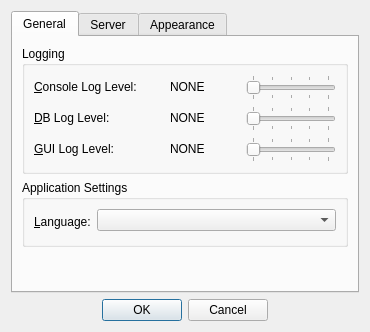
First picture: the form in client/dlgpreferences.ui, repository tbikfalvi/Belenus, before the edit.
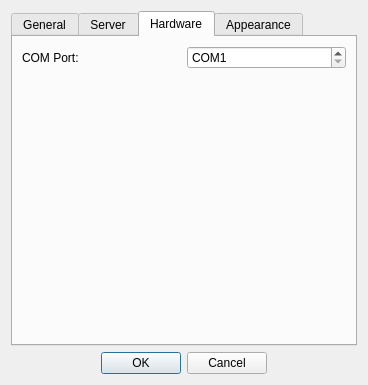
Second picture: the form after the edit. The open tabs and pages were chosen to show the change.

Commit message: Hozzaadtam a Preferences dialog-hoz a COM port, a Barcode Length es a Barcode Prefix beallitasokat.

Diff of the .ui file:
```diff
--- a/client/dlgpreferences.ui
+++ b/client/dlgpreferences.ui
@@ -9,8 +9,8 @@
    <rect>
     <x>0</x>
     <y>0</y>
-    <width>370</width>
-    <height>332</height>
+    <width>368</width>
+    <height>385</height>
    </rect>
   </property>
   <property name="windowTitle">
@@ -276,9 +276,6 @@
           <string>Application Settings</string>
          </property>
          <layout class="QFormLayout" name="formLayout">
-          <property name="fieldGrowthPolicy">
-           <enum>QFormLayout::AllNonFixedFieldsGrow</enum>
-          </property>
           <item row="0" column="0">
            <widget class="QLabel" name="lblAppLang">
             <property name="minimumSize">
@@ -364,6 +361,50 @@
        </item>
       </layout>
      </widget>
+     <widget class="QWidget" name="tab_Hardware">
+      <attribute name="title">
+       <string>Hardware</string>
+      </attribute>
+      <layout class="QVBoxLayout" name="verticalLayout_6">
+       <item>
+        <layout class="QHBoxLayout" name="horizontalLayout_3">
+         <item>
+          <widget class="QLabel" name="lblCOM">
+           <property name="text">
+            <string>COM Port:</string>
+           </property>
+          </widget>
+         </item>
+         <item>
+          <widget class="QSpinBox" name="spbCOM">
+           <property name="prefix">
+            <string>COM</string>
+           </property>
+           <property name="minimum">
+            <number>1</number>
+           </property>
+           <property name="maximum">
+            <number>16</number>
+           </property>
+          </widget>
+         </item>
+        </layout>
+       </item>
+       <item>
+        <spacer name="verticalSpacer_3">
+         <property name="orientation">
+          <enum>Qt::Vertical</enum>
+         </property>
+         <property name="sizeHint" stdset="0">
+          <size>
+           <width>20</width>
+           <height>245</height>
+          </size>
+         </property>
+        </spacer>
+       </item>
+      </layout>
+     </widget>
      <widget class="QWidget" name="tab_Appearance">
       <attribute name="title">
        <string>Appearance</string>
```
Left out of the diff: 35 changed lines with no effect on the pictures. The commit also changes 5 other files.
